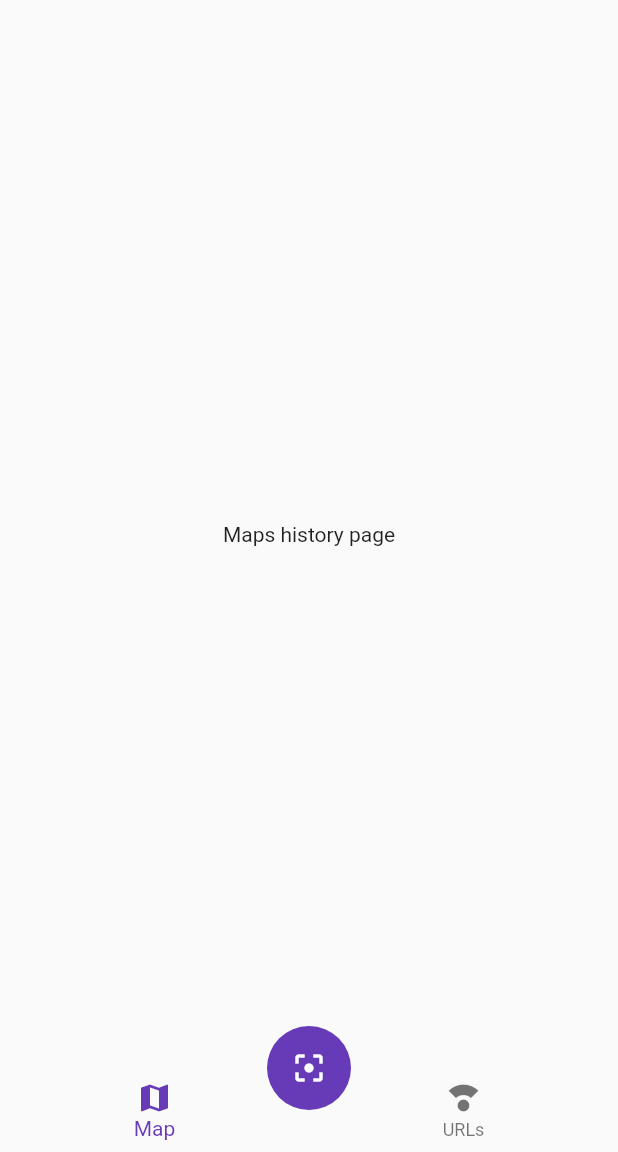
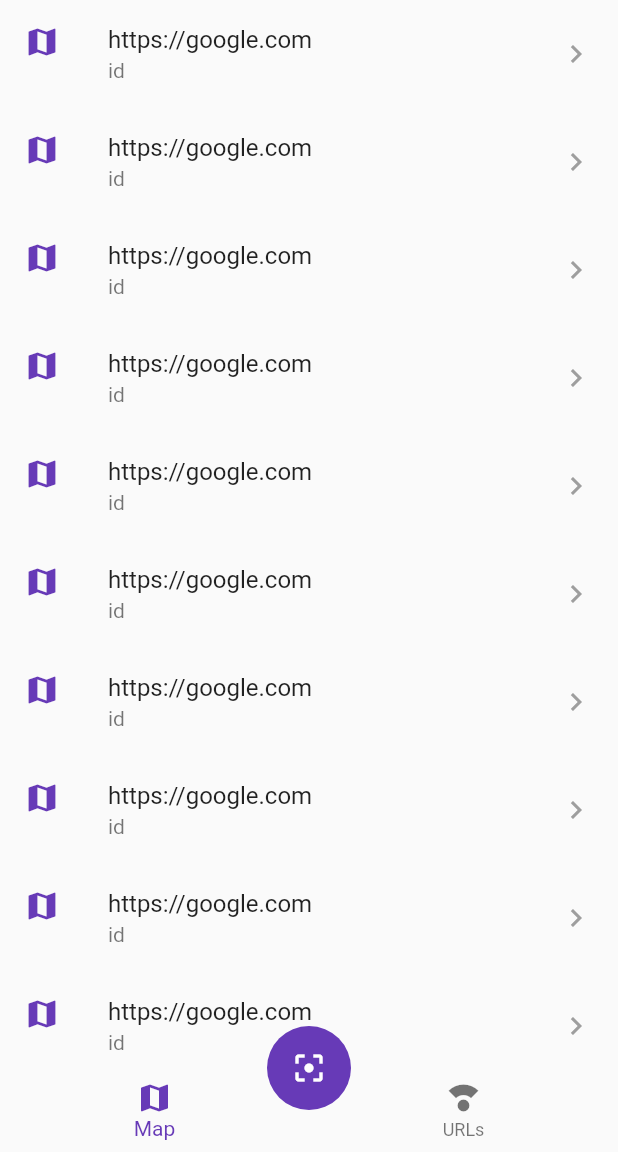
Before and after one commit to dtlucho/flutter_qr_reader, a Flutter app: the screen it shows after launch, on a phone screen of 412 x 824 dp, the part 84-1236 px from its top. Run offline on Flutter 3.47's test engine with Material 2 defaults, Android fonts, the phone set to English and light mode, and no system bars; our stand-ins replace sqflite; missing offline and left inert: flutter_barcode_scanner; accounts and stored records are empty.

Commit message:
maps history page layout

```diff
--- a/lib/pages/maps_history_page.dart
+++ b/lib/pages/maps_history_page.dart
@@ -5,8 +5,17 @@ class MapsHistoryPage extends StatelessWidget {
 
   @override
   Widget build(BuildContext context) {
-    return const Center(
-      child: Text('Maps history page'),
+    return ListView.builder(
+      itemCount: 10,
+      itemBuilder: (_, int index) {
+        return ListTile(
+          leading: Icon(Icons.map, color: Theme.of(context).primaryColor),
+          title: Text("https://google.com"),
+          subtitle: Text("id"),
+          trailing: Icon(Icons.keyboard_arrow_right, color: Colors.grey),
+          onTap: () => print("open"),
+        );
+      },
     );
   }
 }
```
